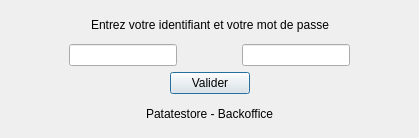
This is connexion.ui in hugo05000/BackOffice-NewWorld as Qt 5 draws it before an edit. The edited form follows.
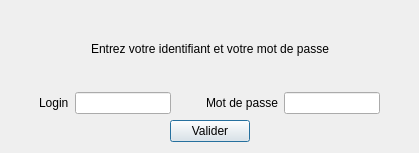
This is the edited form.

What changed in the file:
```diff
--- a/connexion.ui
+++ b/connexion.ui
@@ -7,7 +7,7 @@
     <x>0</x>
     <y>0</y>
     <width>419</width>
-    <height>138</height>
+    <height>153</height>
    </rect>
   </property>
   <property name="windowTitle">
@@ -69,6 +69,13 @@
        </property>
       </spacer>
      </item>
+     <item>
+      <widget class="QLabel" name="label_3">
+       <property name="text">
+        <string>Login</string>
+       </property>
+      </widget>
+     </item>
      <item>
       <widget class="QLineEdit" name="lineEdit_login"/>
      </item>
@@ -85,6 +92,13 @@
        </property>
       </spacer>
      </item>
+     <item>
+      <widget class="QLabel" name="label_4">
+       <property name="text">
+        <string>Mot de passe</string>
+       </property>
+      </widget>
+     </item>
      <item>
       <widget class="QLineEdit" name="lineEdit_mdp"/>
      </item>
@@ -140,43 +154,6 @@
      </item>
     </layout>
    </item>
-   <item>
-    <layout class="QHBoxLayout" name="horizontalLayout_3">
-     <item>
-      <spacer name="horizontalSpacer_5">
-       <property name="orientation">
-        <enum>Qt::Horizontal</enum>
-       </property>
-       <property name="sizeHint" stdset="0">
-        <size>
-         <width>40</width>
-         <height>20</height>
-        </size>
-       </property>
-      </spacer>
-     </item>
-     <item>
-      <widget class="QLabel" name="label">
-       <property name="text">
-        <string>Patatestore - Backoffice</string>
-       </property>
-      </widget>
-     </item>
-     <item>
-      <spacer name="horizontalSpacer_6">
-       <property name="orientation">
-        <enum>Qt::Horizontal</enum>
-       </property>
-       <property name="sizeHint" stdset="0">
-        <size>
-         <width>40</width>
-         <height>20</height>
-        </size>
-       </property>
-      </spacer>
-     </item>
-    </layout>
-   </item>
   </layout>
  </widget>
  <resources/>
```
Left out of the diff: 2 changed lines with no effect on the pictures.
